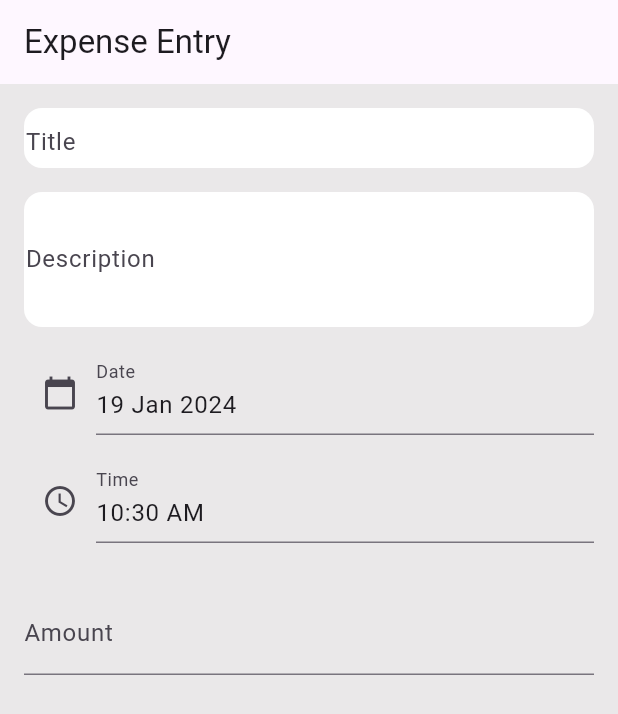
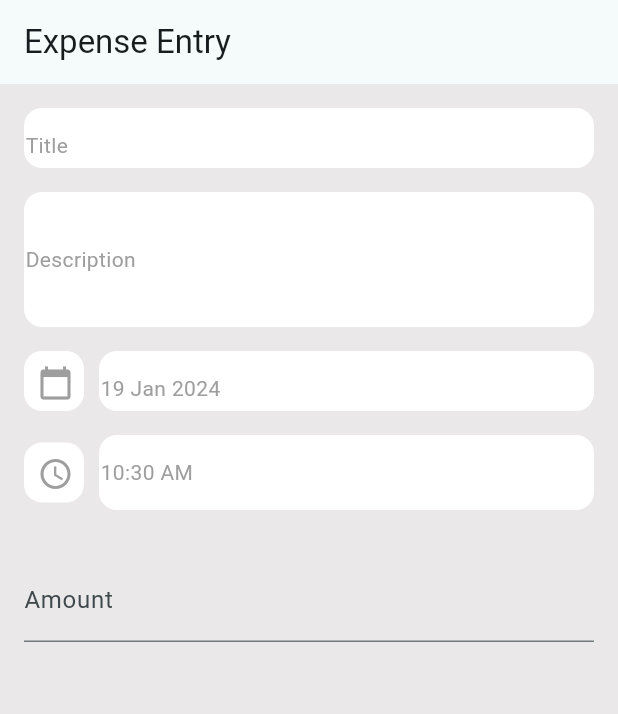
Before and after one commit to WaqasAhmed123/expense-tracker-app, a Flutter app: the screen it shows after launch, on a phone screen of 412 x 824 dp. Shown: the top 714 px of the screen. Run offline on Flutter 3.47's test engine with Material 3 defaults, Android fonts, the light colour scheme and no system bars; our stand-ins replace flutter_bloc.

Commit message:
date picker  added

```diff
--- a/lib/cubits/entry_cubit.dart
+++ b/lib/cubits/entry_cubit.dart
@@ -1,13 +1,26 @@
 import 'package:blocship/states/entry_screen_state.dart';
 import 'package:flutter/material.dart';
 import 'package:flutter_bloc/flutter_bloc.dart';
+import 'package:intl/intl.dart';
 
 class EntryCubit extends Cubit<EntryState> {
-  EntryCubit() : super(EntryInitialState());
 //  EntryCubit= BlocProvider.of(context)
-  static EntryCubit get(context) => BlocProvider.of(context);
+  TextEditingController titleController = TextEditingController();
+  TextEditingController descriptionController = TextEditingController();
+  TextEditingController? dateController;
+  TextEditingController? timeController;
+  TextEditingController amountController = TextEditingController();
   DateTime selectedDate = DateTime.now();
   TimeOfDay selectedTime = TimeOfDay.now();
+  EntryCubit() : super(EntryInitialState()) {
+    // dateController = TextEditingController(
+    //   text: DateFormat('dd MMM yyyy').format(selectedDate),
+    // );
+    timeController = TextEditingController(
+      text: DateFormat('h:mm a')
+          .format(DateTime(2022, 1, 1, selectedTime.hour, selectedTime.minute)),
+    );
+  }
   datePicked({selectedDateNew}) {
     selectedDate = selectedDateNew;
     emit(DatePickedState());
--- a/lib/main.dart
+++ b/lib/main.dart
@@ -24,8 +24,15 @@ class MyApp extends StatelessWidget {
       child: MaterialApp(
         title: 'Flutter Demo',
         theme: ThemeData(
+          textTheme: const TextTheme(
+              bodyMedium: TextStyle(
+            fontSize: 14,
+            color: Colors.grey,
+          )),
           scaffoldBackgroundColor: const Color(0xFFeae8e9),
-          // colorScheme: ColorScheme.fromSeed(seedColor: Colors.deepPurple),
+          primaryColor: Colors.grey,
+          // primaryColorLight: Colors.grey,
+          colorScheme: ColorScheme.fromSeed(seedColor: Colors.grey),
           useMaterial3: true,
         ),
         home: const EntryScreen(),
--- a/lib/screens/entry_screen.dart
+++ b/lib/screens/entry_screen.dart
@@ -12,9 +12,15 @@ class EntryScreen extends StatelessWidget {
   Widget build(BuildContext context) {
     // EntryCubit entryCubit = EntryCubit.get(context);
     EntryCubit entryCubit = BlocProvider.of(context);
-    TextEditingController dateController = TextEditingController();
     return BlocBuilder<EntryCubit, EntryState>(
       builder: (context, state) {
+        TextEditingController dateController = TextEditingController(
+          text: DateFormat('dd MMM yyyy').format(entryCubit.selectedDate),
+        );
+        TextEditingController timeController = TextEditingController(
+          text: DateFormat('h:mm a').format(DateTime(2022, 1, 1,
+              entryCubit.selectedTime.hour, entryCubit.selectedTime.minute)),
+        );
         return Scaffold(
           appBar: AppBar(
             title: const Text('Expense Entry'),
@@ -24,18 +30,31 @@ class EntryScreen extends StatelessWidget {
             child: Column(
               crossAxisAlignment: CrossAxisAlignment.stretch,
               children: [
-                textInput(maxLimit: 30, height: 40.0, hintText: 'Title'),
+                textInput(
+                    maxLimit: 30,
+                    height: 40.0,
+                    hintText: 'Title',
+                    context: context),
                 const SizedBox(height: 16),
-                textInput(maxLimit: 100, height: 90.0, hintText: "Description"),
-                // const TextField(
-                //   // controller: context.read<EntryScreenBloc>().state.titleController,
-                //   decoration: InputDecoration(labelText: 'Title (30 characters)'),
-                //   maxLength: 30,
-                // ),
+                textInput(
+                    maxLimit: 100,
+                    height: 90.0,
+                    hintText: "Description",
+                    context: context),
                 const SizedBox(height: 16),
                 Row(
                   children: [
-                    IconButton(
+                    Container(
+                      decoration: BoxDecoration(
+                        color: Colors.white,
+                        border: Border.all(color: Colors.transparent),
+                        borderRadius: BorderRadius.circular(12.0),
+                      ),
+                      height: 40,
+                      width: 40,
+                      child: Center(
+                        child: IconButton(
+                          color: Colors.grey,
                           icon: const Icon(Icons.calendar_today),
                           onPressed: () async {
                             final DateTime? picked = await showDatePicker(
@@ -43,33 +62,52 @@ class EntryScreen extends StatelessWidget {
                                 initialDate: entryCubit.selectedDate,
                                 firstDate: DateTime(2015, 8),
                                 lastDate: DateTime(2101));
+                            print(entryCubit.dateController);
                             if (picked != null &&
                                 picked != entryCubit.selectedDate) {
                               entryCubit.datePicked(selectedDateNew: picked);
-                          // setState(() {
-                          //   selectedDate = picked;
-                          // }
-                          // );
                             }
-                        // Show date picker and update the state
                           },
                         ),
-                    Expanded(
-                      child: TextField(
-                        controller: TextEditingController(
-                            text: DateFormat('dd MMM yyyy')
-                                .format(entryCubit.selectedDate)),
-                        readOnly: true,
-                        decoration: const InputDecoration(labelText: 'Date'),
                       ),
                     ),
+                    const SizedBox(
+                      width: 10,
+                    ),
+                    Expanded(
+                      child: textInput(
+                          height: 40.0,
+                          hintText: "Date",
+                          readOnly: true,
+                          context: context,
+                          contoller: dateController),
+                    ),
+                    // const Expanded(
+                    //   child: TextField(
+                    //     // controller:entryCubit,
+                    //     // controller: TextEditingController(
+                    //     //     text: DateFormat('dd MMM yyyy')
+                    //     //         .format(entryCubit.selectedDate)),
+                    //     readOnly: true,
+                    //     decoration: InputDecoration(labelText: 'Date'),
+                    //   ),
+                    // ),
                   ],
                 ),
                 const SizedBox(height: 16),
                 Row(
                   children: [
-                    IconButton(
+                    Container(
+                      decoration: BoxDecoration(
+                        color: Colors.white,
+                        border: Border.all(color: Colors.transparent),
+                        borderRadius: BorderRadius.circular(12.0),
+                      ),
+                      height: 40,
+                      width: 40,
+                      child: IconButton(
                         icon: const Icon(Icons.access_time),
+                        color: Colors.grey,
                         onPressed: () async {
                           TimeOfDay? pickedTime = await showTimePicker(
                             initialTime: entryCubit.selectedTime,
@@ -77,27 +115,31 @@ class EntryScreen extends StatelessWidget {
                           );
                           if (pickedTime != entryCubit.selectedTime) {
                             entryCubit.timePicked(selectedTimeNew: pickedTime);
-                          // setState(() {
-                          //   selectedDate = picked;
-                          // }
-                          // );
                           }
-                        // Show time picker and update the state
                         },
                       ),
+                    ),
+                    const SizedBox(
+                      width: 10,
+                    ),
                     Expanded(
-                      child: TextField(
-                        controller: TextEditingController(
-                          text: DateFormat('h:mm a').format(DateTime(
-                              2022,
-                              1,
-                              1,
-                              entryCubit.selectedTime.hour,
-                              entryCubit.selectedTime.minute)),
-                        ),
+                        child: textInput(
+                            hintText: 'Time',
                             readOnly: true,
-                        decoration: const InputDecoration(labelText: 'Time'),
-                      ),
+                            context: context,
+                            contoller: timeController)
+                        // TextField(
+                        //   controller: TextEditingController(
+                        //     text: DateFormat('h:mm a').format(DateTime(
+                        //         2022,
+                        //         1,
+                        //         1,
+                        //         entryCubit.selectedTime.hour,
+                        //         entryCubit.selectedTime.minute)),
+                        //   ),
+                        //   readOnly: true,
+                        //   decoration: const InputDecoration(labelText: 'Time'),
+                        // ),
                         ),
                   ],
                 ),
--- a/lib/widgets/textInput.dart
+++ b/lib/widgets/textInput.dart
@@ -1,6 +1,7 @@
 import 'package:flutter/material.dart';
 
-Widget textInput({maxLimit,height,hintText}) {
+Widget textInput(
+    {maxLimit, height, hintText, context, readOnly = false, contoller}) {
   return Container(
     decoration: BoxDecoration(
       color: Colors.white,
@@ -10,13 +11,16 @@ Widget textInput({maxLimit,height,hintText}) {
     height: height,
     child: Center(
       child: TextFormField(
-        // controller: context.read<EntryScreenBloc>().state.titleController,
+        style: Theme.of(context).textTheme.bodyMedium,
+        controller: contoller,
         decoration: InputDecoration(
+          hintStyle: Theme.of(context).textTheme.bodyMedium,
           hintText: hintText,
           border: InputBorder.none,
           counterText: '', // Set counterText to an empty string
         ),
         maxLength: maxLimit,
+        readOnly: readOnly,
       ),
     ),
   );
```
Lines whose indentation alone changed are shown as unchanged.
